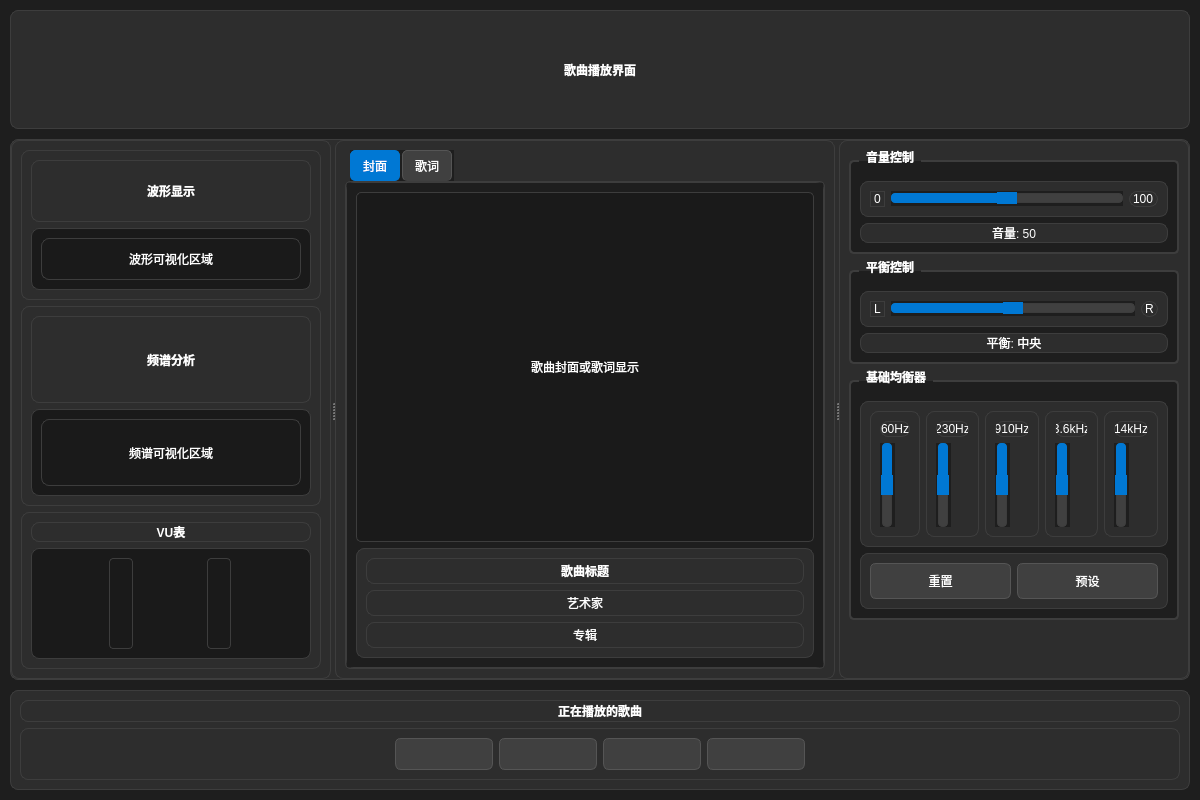
The window that playInterface.ui (K-irito02/MusicPlayHandle) describes before a commit, drawn with Qt 5.
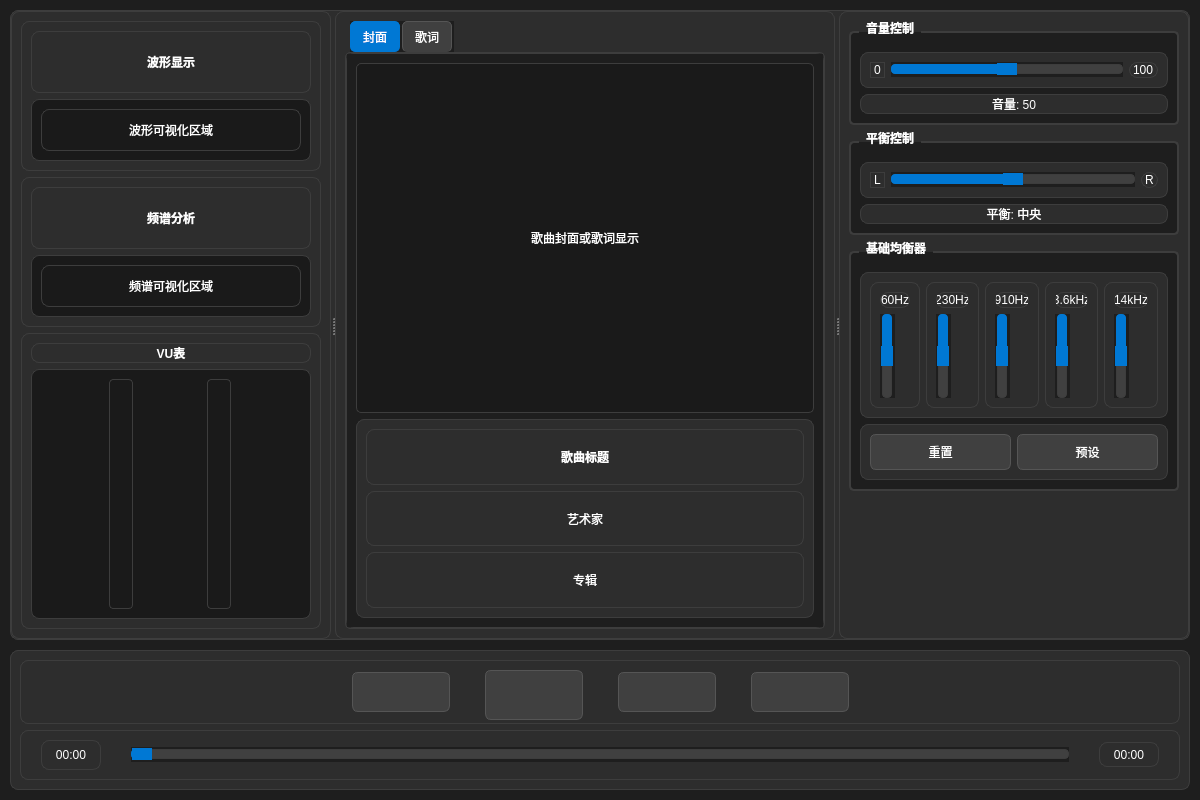
The same window after the commit. Icons and pictures are not drawn.

Commit message: 解决界面功能状态同步、添加第三方库ffmpeg

Patch:
```diff
--- a/playInterface.ui
+++ b/playInterface.ui
@@ -173,23 +173,7 @@
    <property name="bottomMargin">
     <number>10</number>
    </property>
-   <item>
-    <widget class="QLabel" name="label_title">
-     <property name="text">
-      <string>歌曲播放界面</string>
-     </property>
-     <property name="font">
-      <font>
-       <pointsize>18</pointsize>
-       <weight>75</weight>
-       <bold>true</bold>
-      </font>
-     </property>
-     <property name="alignment">
-      <set>Qt::AlignCenter</set>
-     </property>
-    </widget>
-   </item>
+   <!-- 删除顶部标题 -->
    <item>
     <widget class="QSplitter" name="splitter_main">
      <property name="orientation">
@@ -228,7 +212,7 @@
             </property>
             <property name="font">
              <font>
-              <pointsize>14</pointsize>
+              <pointsize>12</pointsize>
               <weight>75</weight>
               <bold>true</bold>
              </font>
@@ -277,7 +261,7 @@
          <property name="minimumSize">
           <size>
            <width>0</width>
-           <height>200</height>
+           <height>150</height>
           </size>
          </property>
          <layout class="QVBoxLayout" name="verticalLayout_spectrum">
@@ -288,7 +272,7 @@
             </property>
             <property name="font">
              <font>
-              <pointsize>14</pointsize>
+              <pointsize>12</pointsize>
               <weight>75</weight>
               <bold>true</bold>
              </font>
@@ -337,7 +321,7 @@
          <property name="minimumSize">
           <size>
            <width>0</width>
-           <height>100</height>
+           <height>70</height>
           </size>
          </property>
          <layout class="QVBoxLayout" name="verticalLayout_vu_meter">
@@ -969,27 +953,17 @@
      <property name="maximumSize">
       <size>
        <width>16777215</width>
-       <height>100</height>
+       <height>140</height>
+      </size>
+     </property>
+     <property name="minimumSize">
+      <size>
+       <width>0</width>
+       <height>140</height>
       </size>
      </property>
      <layout class="QVBoxLayout" name="verticalLayout_playback_controls">
-      <item>
-       <widget class="QLabel" name="label_playback_title">
-        <property name="text">
-         <string>正在播放的歌曲</string>
-        </property>
-        <property name="font">
-         <font>
-          <pointsize>12</pointsize>
-          <weight>75</weight>
-          <bold>true</bold>
-         </font>
-        </property>
-        <property name="alignment">
-         <set>Qt::AlignCenter</set>
-        </property>
-       </widget>
-      </item>
+
       <item>
        <widget class="QFrame" name="frame_playback_buttons">
         <property name="frameShape">
@@ -999,6 +973,9 @@
          <enum>QFrame::Plain</enum>
         </property>
         <layout class="QHBoxLayout" name="horizontalLayout_playback_buttons">
+         <property name="spacing">
+          <number>35</number>
+         </property>
          <item>
           <spacer name="horizontalSpacer_left">
            <property name="orientation">
@@ -1023,8 +1000,20 @@
            </property>
            <property name="iconSize">
             <size>
-             <width>32</width>
-             <height>32</height>
+             <width>28</width>
+             <height>28</height>
+            </size>
+           </property>
+           <property name="minimumSize">
+            <size>
+             <width>40</width>
+             <height>40</height>
+            </size>
+           </property>
+           <property name="maximumSize">
+            <size>
+             <width>40</width>
+             <height>40</height>
             </size>
            </property>
            <property name="toolTip">
@@ -1043,8 +1032,20 @@
            </property>
            <property name="iconSize">
             <size>
-             <width>40</width>
-             <height>40</height>
+             <width>36</width>
+             <height>36</height>
+            </size>
+           </property>
+           <property name="minimumSize">
+            <size>
+             <width>50</width>
+             <height>50</height>
+            </size>
+           </property>
+           <property name="maximumSize">
+            <size>
+             <width>50</width>
+             <height>50</height>
             </size>
            </property>
            <property name="toolTip">
@@ -1063,8 +1064,20 @@
            </property>
            <property name="iconSize">
             <size>
-             <width>32</width>
-             <height>32</height>
+             <width>28</width>
+             <height>28</height>
+            </size>
+           </property>
+           <property name="minimumSize">
+            <size>
+             <width>40</width>
+             <height>40</height>
+            </size>
+           </property>
+           <property name="maximumSize">
+            <size>
+             <width>40</width>
+             <height>40</height>
             </size>
            </property>
            <property name="toolTip">
@@ -1083,8 +1096,20 @@
            </property>
            <property name="iconSize">
             <size>
-             <width>32</width>
-             <height>32</height>
+             <width>28</width>
+             <height>28</height>
+            </size>
+           </property>
+           <property name="minimumSize">
+            <size>
+             <width>40</width>
+             <height>40</height>
+            </size>
+           </property>
+           <property name="maximumSize">
+            <size>
+             <width>40</width>
+             <height>40</height>
             </size>
            </property>
            <property name="toolTip">
@@ -1108,6 +1133,97 @@
         </layout>
        </widget>
       </item>
+      <item>
+       <widget class="QFrame" name="frame_progress_control">
+        <property name="frameShape">
+         <enum>QFrame::NoFrame</enum>
+        </property>
+        <property name="frameShadow">
+         <enum>QFrame::Plain</enum>
+        </property>
+        <property name="maximumSize">
+         <size>
+          <width>16777215</width>
+          <height>60</height>
+         </size>
+        </property>
+        <layout class="QHBoxLayout" name="horizontalLayout_progress_control">
+         <property name="spacing">
+          <number>30</number>
+         </property>
+         <property name="leftMargin">
+          <number>20</number>
+         </property>
+         <property name="rightMargin">
+          <number>20</number>
+         </property>
+         <item>
+          <widget class="QLabel" name="label_current_time">
+           <property name="text">
+            <string>00:00</string>
+           </property>
+           <property name="minimumSize">
+            <size>
+             <width>60</width>
+             <height>30</height>
+            </size>
+           </property>
+           <property name="maximumSize">
+            <size>
+             <width>60</width>
+             <height>30</height>
+            </size>
+           </property>
+           <property name="alignment">
+            <set>Qt::AlignCenter</set>
+           </property>
+          </widget>
+         </item>
+         <item>
+          <widget class="QSlider" name="slider_progress">
+           <property name="orientation">
+            <enum>Qt::Horizontal</enum>
+           </property>
+           <property name="minimum">
+            <number>0</number>
+           </property>
+           <property name="maximum">
+            <number>100</number>
+           </property>
+           <property name="value">
+            <number>0</number>
+           </property>
+           <property name="toolTip">
+            <string>音乐进度条</string>
+           </property>
+          </widget>
+         </item>
+         <item>
+          <widget class="QLabel" name="label_total_time">
+           <property name="text">
+            <string>00:00</string>
+           </property>
+           <property name="minimumSize">
+            <size>
+             <width>60</width>
+             <height>25</height>
+            </size>
+           </property>
+           <property name="maximumSize">
+            <size>
+             <width>60</width>
+             <height>25</height>
+            </size>
+           </property>
+           <property name="alignment">
+            <set>Qt::AlignCenter</set>
+           </property>
+          </widget>
+         </item>
+
+        </layout>
+       </widget>
+      </item>
      </layout>
     </widget>
    </item>
```
Left out of the diff: 8 changed lines with no effect on the pictures. The commit also changes 216 other files.
